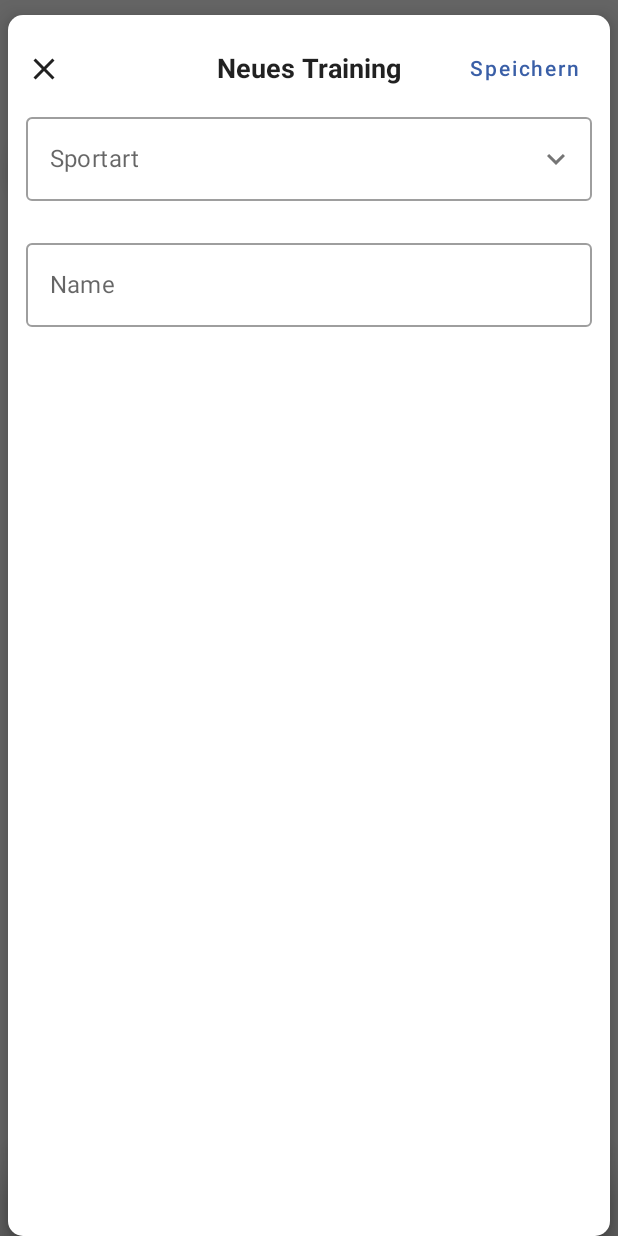
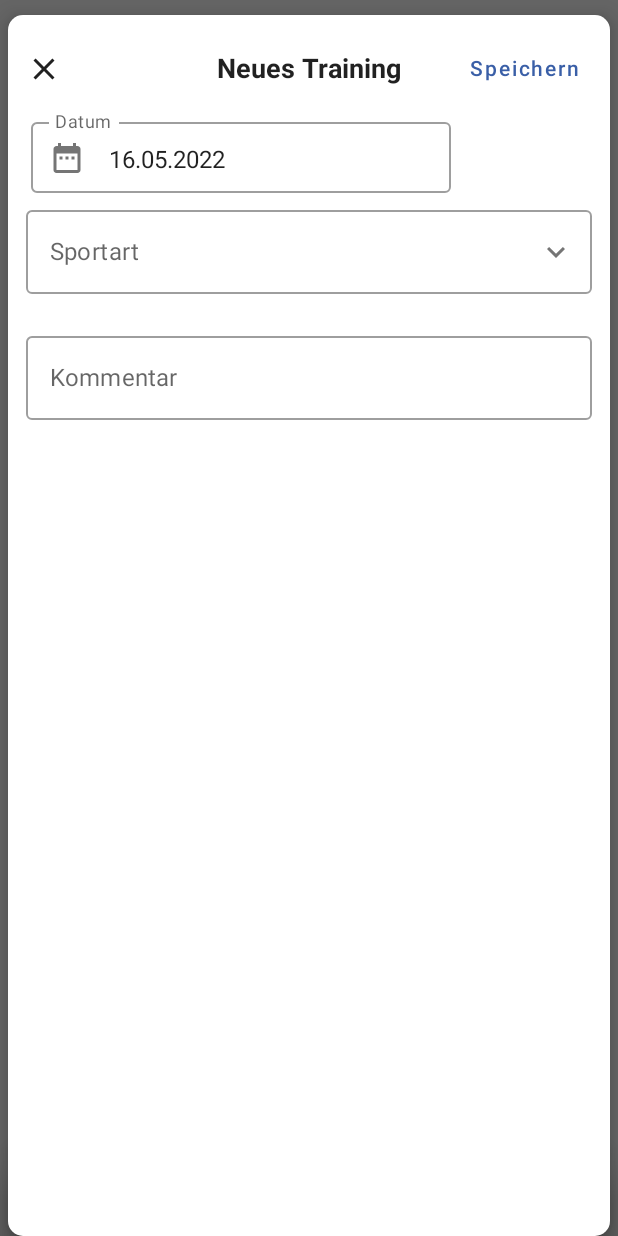
Before and after one commit to blazecity/exercicer, an Android app built with Jetpack Compose: the screen it shows after launch (MainActivity), after a tap on "add button", on a phone screen of 412 x 824 dp. Run offline under Robolectric (Android 15) with nearby library versions, the phone set to English and light mode, and no system bars; our stand-ins replace Dagger/Hilt's generated code, Room's generated code.

Commit message:
Training Cards and new Training-Screen

```diff
--- a/app/src/main/java/ch/mobpro/exercicer/components/views/training.kt
+++ b/app/src/main/java/ch/mobpro/exercicer/components/views/training.kt
@@ -1,6 +1,7 @@
 package ch.mobpro.exercicer.components.views
 
 import android.annotation.SuppressLint
+import android.util.Half.toFloat
 import androidx.compose.foundation.clickable
 import androidx.compose.foundation.gestures.Orientation
 import androidx.compose.foundation.gestures.scrollable
@@ -29,7 +30,12 @@ import androidx.compose.material.Text
 import androidx.compose.runtime.Composable
 import androidx.compose.runtime.collectAsState
 import ch.mobpro.exercicer.components.cards.*
+import ch.mobpro.exercicer.components.date.DatePickerField
+import ch.mobpro.exercicer.components.views.goals.FullScreenGoalDialog
+import ch.mobpro.exercicer.components.views.goals.GoalsList
+import ch.mobpro.exercicer.data.entity.Goal
 import ch.mobpro.exercicer.data.entity.mapping.TrainingSportTrainingTypeMapping
+import ch.mobpro.exercicer.data.util.getFormattedString
 import ch.mobpro.exercicer.viewmodel.SportViewModel
 import ch.mobpro.exercicer.viewmodel.TrainingViewModel
 import java.time.LocalDate
@@ -38,48 +44,27 @@ import java.time.LocalDate
 fun TrainingPage() {
     val trainingViewModel: TrainingViewModel = hiltViewModel()
 
-    Column(
-        Modifier
-            .padding(10.dp)
-            .scrollable(rememberScrollState(), orientation = Orientation.Vertical)
-    ) {
-        ScreenTitle(title = "Training")
-
-        val list = trainingViewModel.trainingList.collectAsState().value // was müsste ich hier anders machen?
-        if (list.isNotEmpty()){
-            LazyColumn() {
-                items(items = list) { list ->
-                    DoTrainingCards(trainingSportTrainingType = list)
-                }
-            }
-        } else {
-            Text("keine Trainings aufgezeichnet.")
-        }
-
-        AddTrainingDialog()
-    }
-}
-
-@SuppressLint("UnusedMaterialScaffoldPaddingParameter") // weil im Scaffold Teil die Klammern nicht gemraucht werden
-@Preview(showBackground = true)
-@Composable
-private fun AddTrainingDialog(){
-
     var showDialog by remember {
         mutableStateOf(false) // false setzen, wenn anders implementiert
     }
-    val trainingViewModel: TrainingViewModel = hiltViewModel()
 
     var newTraining by remember {
         mutableStateOf(Training(date = LocalDate.MAX, sportId = 0))
     }
 
-    // geht noch nicht
-    FloatingActionButton(onClick = { showDialog = true }) {
+    Scaffold(
+        floatingActionButton = {
+            FloatingActionButton(onClick = {
+                showDialog = true
+            }) {
                 Icon(Icons.Default.Add, "add button")
             }
+        }
+    ) { paddingValues ->
+        Page(modifier = Modifier.padding(paddingValues), title = "Training") {
+            TrainingList(trainingViewModel)
 
-
+            if (showDialog) {
                 FullScreenDialog(
                     title = "Neues Training",
                     visible = showDialog,
@@ -91,7 +76,23 @@ private fun AddTrainingDialog(){
                 ) {
                     AddTraining(newTraining)
                 }
+            }
+        }
+    }
+}
 
+@Composable
+fun TrainingList(trainingViewModel: TrainingViewModel){
+    val list = trainingViewModel.trainingList.collectAsState().value
+    if (list.isNotEmpty()){
+        LazyColumn() {
+            items(items = list) { list ->
+                DoTrainingCards(trainingSportTrainingType = list)
+            }
+        }
+    } else {
+        Text("keine Trainings aufgezeichnet.")
+    }
 }
 
 @Composable
@@ -119,6 +120,26 @@ fun AddTraining(newTraining: Training) {
         mutableStateOf("")
     }
 
+    val date by remember {
+        mutableStateOf(LocalDate.now())
+    }
+
+    Column {
+        Row(modifier = Modifier.fillMaxWidth(), horizontalArrangement = Arrangement.SpaceAround) {
+            Column(
+                modifier = Modifier
+                    .fillMaxWidth()
+                    .weight(1f)
+            ) {
+                DatePickerField(date, "Datum") { date ->
+                    newTraining.date = date
+                }
+            }
+
+            //Spacer(modifier = Modifier.padding(horizontal = 20.dp)) //nötig?
+
+        }
+
         OutlinedTextField(
             value = selectedText,
             onValueChange = { selectedText = it },
@@ -129,9 +150,9 @@ fun AddTraining(newTraining: Training) {
                     mTextFieldSize = coordinates.size.toSize()
                 },
             readOnly = true,
-        label = {Text("Sportart")},
+            label = { Text("Sportart") },
             trailingIcon = {
-            Icon(icon,"contentDescription",
+                Icon(icon, "contentDescription",
                     Modifier.clickable { dropdownExpanded = !dropdownExpanded })
             }
         )
@@ -139,7 +160,7 @@ fun AddTraining(newTraining: Training) {
             expanded = dropdownExpanded,
             onDismissRequest = { dropdownExpanded = false },
             modifier = Modifier
-            .width(with(LocalDensity.current){mTextFieldSize.width.toDp()}),
+                .width(with(LocalDensity.current) { mTextFieldSize.width.toDp() }),
         ) {
             allSports.forEach { label ->
                 DropdownMenuItem(onClick = {
@@ -156,13 +177,14 @@ fun AddTraining(newTraining: Training) {
             modifier = Modifier
                 .fillMaxWidth()
                 .padding(top = 20.dp),
-        label = { Text("Name") },
+            label = { Text("Kommentar") },
             value = text,
             onValueChange = {
                 text = it
                 newTraining.comment = it
             }
         )
+    }
 }
 
 @Composable
@@ -175,8 +197,8 @@ private fun DoTrainingCards(trainingSportTrainingType: TrainingSportTrainingType
             }
             CardContentColumn {
                 Text(trainingSportTrainingType.sport.name) //Name des Sports
-                val dateInLong = trainingSportTrainingType.training.date.toEpochDay() //Datum des Sports
-                Text("$trainingSportTrainingType")
+                val dateAsString = trainingSportTrainingType.training.date.getFormattedString() //Datum des Sports
+                Text(dateAsString)
             }
             CardContentColumn {
                 val trainingsID = trainingSportTrainingType.sport.trainingTypeId //ID der Kategorie
@@ -187,10 +209,28 @@ private fun DoTrainingCards(trainingSportTrainingType: TrainingSportTrainingType
                 //val distance = a.key.getFormattedTrainingDistance() ?: a.key.intensity ?: "no data"
                 //Text("$distance")
                 // Übergangslösung
-                val time = trainingSportTrainingType.training.trainingTimeHour
-                Text("Hour: $time")
-                val distanceUnit = trainingSportTrainingType.training.distanceUnit
-                Text("Distanz: $distanceUnit")
+                val timeH = trainingSportTrainingType.training.trainingTimeHour
+                val timeM = trainingSportTrainingType.training.trainingTimeMinutes
+                val timeS = trainingSportTrainingType.training.trainingTimeSeconds
+                if (timeH != null || timeM != null) { // keine Sekundenangabe, da zu detailliert
+                    if (timeH != null && timeM != null) {
+                        Text("$timeH h $timeM min" )
+                    } else if (timeH == null){
+                        Text("$timeM min" )
+                    } else if (timeM == null) {
+                        Text("$timeH h")
+                    }
+                } else (Text("keine Zeitangabe"))
+                val distance = trainingSportTrainingType.training.trainingDistanceInMeters
+                if (distance != null) {
+                    if (distance > 1000) {
+                        val distanceKm: Float = distance.toFloat() / 1000
+                        Text("Distanz: $distanceKm km")
+                    } else {
+                        Text("Distanz: $distance m")
+                    }
+                } else (Text("keine Distanzangabe"))
+
             }
         }
     }
```
Lines whose indentation alone changed are shown as unchanged.
